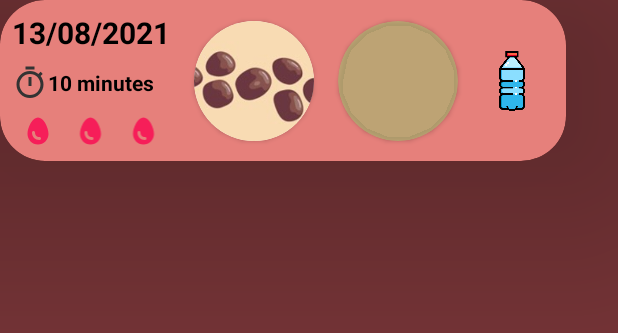
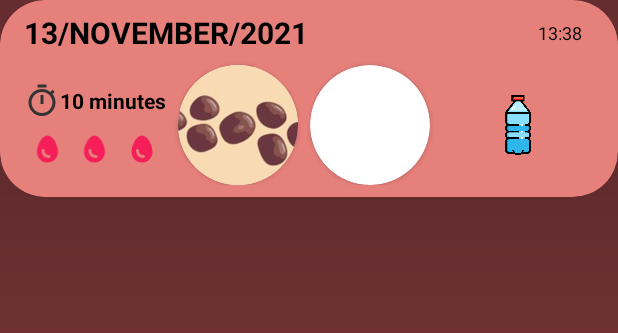
Before and after one commit to BakedDeveloper/PloApp, an Android app: the layout fragment_poo_item.xml on its own in the app's theme, with its tools: preview values and no code run, on a phone screen of 412 x 824 dp. Shown: the top 333 px of the screen. Run offline under Robolectric (Android 15) with nearby library versions, the light colour scheme and no system bars.

Commit message:
Overall changes

```diff
--- a/app/src/main/java/it/aton/android/ploapp/data/local/dao/PooDao.java
+++ b/app/src/main/java/it/aton/android/ploapp/data/local/dao/PooDao.java
@@ -14,6 +14,9 @@ import it.aton.android.ploapp.data.local.model.Poo;
 @Dao
 public interface PooDao {
 
+//    @Insert
+//    Long insertPoo(Poo poo);
+
     @Insert
     Completable insertPoo(Poo poo);
 
@@ -29,6 +32,9 @@ public interface PooDao {
     @Query("SELECT * FROM poo WHERE user_id = :userId")
     public Single<List<Poo>> getAllUserPoos(int userId);
 
+    @Query("SELECT * FROM poo")
+    public  Single<List<Poo>> getALlPoos();
+
 
 
 
--- a/app/src/main/java/it/aton/android/ploapp/ui/start/StartFragment.java
+++ b/app/src/main/java/it/aton/android/ploapp/ui/start/StartFragment.java
@@ -33,6 +33,10 @@ public class StartFragment extends Fragment {
         binding.mainNewPooButton.setOnClickListener(v -> {
             Navigation.findNavController(v).navigate(R.id.action_startFragment_to_pooFragment);
         });
+
+        binding.mainStatistictsButton.setOnClickListener(v ->{
+            Navigation.findNavController(v).navigate(R.id.action_startFragment_to_pooListFragment);
+        });
     }
 
     @Override
--- a/app/src/main/res/layout/fragment_new_poo.xml
+++ b/app/src/main/res/layout/fragment_new_poo.xml
@@ -63,7 +63,7 @@
                     android:layout_height="wrap_content"
                     android:layout_marginHorizontal="35dp"
                     android:layout_marginTop="15dp"
-                    android:max="200"
+                    android:max="300"
                     android:paddingStart="30dp"
                     android:paddingEnd="30dp"
                     android:progress="100"
--- a/app/src/main/res/layout/fragment_poo_item.xml
+++ b/app/src/main/res/layout/fragment_poo_item.xml
@@ -2,8 +2,10 @@
 <androidx.cardview.widget.CardView xmlns:android="http://schemas.android.com/apk/res/android"
     xmlns:app="http://schemas.android.com/apk/res-auto"
     xmlns:tools="http://schemas.android.com/tools"
-    android:layout_width="wrap_content"
+    android:id="@+id/poo_item"
+    android:layout_width="match_parent"
     android:layout_height="wrap_content"
+    android:layout_marginBottom="10dp"
     android:backgroundTint="#E6807B"
     android:orientation="horizontal"
     app:cardCornerRadius="30dp"
@@ -11,37 +13,54 @@
 
     <androidx.constraintlayout.widget.ConstraintLayout
         android:layout_width="match_parent"
-        android:layout_height="match_parent">
+        android:layout_height="match_parent"
+        android:padding="8dp">
+
+        <TextView
+            android:id="@+id/poo_item_date"
+            android:layout_width="wrap_content"
+            android:layout_height="wrap_content"
+            android:layout_marginStart="8dp"
+            android:textSize="20sp"
+            android:textStyle="bold"
+            app:layout_constraintEnd_toEndOf="parent"
+            app:layout_constraintHorizontal_bias="0.0"
+            app:layout_constraintStart_toStartOf="parent"
+            app:layout_constraintTop_toTopOf="parent"
+            tools:text="13/NOVEMBER/2021" />
+
+        <TextView
+            android:id="@+id/poo_item_time"
+            android:layout_width="wrap_content"
+            android:layout_height="wrap_content"
+            android:layout_marginEnd="16dp"
+            android:gravity="center"
+            android:textSize="12sp"
+            app:layout_constraintBottom_toBottomOf="@+id/poo_item_date"
+            app:layout_constraintEnd_toEndOf="parent"
+            app:layout_constraintTop_toTopOf="@+id/poo_item_date"
+            tools:text="13:38" />
 
         <LinearLayout
             android:id="@+id/linearLayout"
             android:layout_width="wrap_content"
             android:layout_height="wrap_content"
             android:layout_marginStart="8dp"
-            android:layout_marginTop="8dp"
+            android:layout_marginTop="16dp"
             android:layout_marginBottom="8dp"
             android:orientation="vertical"
             app:layout_constraintBottom_toBottomOf="parent"
             app:layout_constraintStart_toStartOf="parent"
-            app:layout_constraintTop_toTopOf="parent">
+            app:layout_constraintTop_toBottomOf="@+id/poo_item_date">
 
             <TextView
-                android:id="@+id/poos_date_time"
+                android:id="@+id/poo_item_session_time"
                 android:layout_width="wrap_content"
                 android:layout_height="wrap_content"
-                android:text="13/08/2021"
-                android:textSize="20sp"
-                android:textStyle="bold" />
-
-            <TextView
-                android:id="@+id/textView3"
-                android:layout_width="wrap_content"
-                android:layout_height="wrap_content"
-                android:layout_marginTop="8dp"
-                android:drawableLeft="@drawable/icon_cronometer"
                 android:gravity="center"
-                android:text="10 minutes"
-                android:textStyle="bold" />
+                android:textStyle="bold"
+                app:drawableLeftCompat="@drawable/icon_cronometer"
+                tools:text="10 minutes" />
 
             <LinearLayout
                 android:layout_width="match_parent"
@@ -50,68 +69,75 @@
                 android:orientation="horizontal">
 
                 <ImageView
-                    android:id="@+id/imageView2"
+                    android:id="@+id/poo_item_blood"
                     android:layout_width="wrap_content"
                     android:layout_height="wrap_content"
                     android:layout_weight="1"
-                    app:srcCompat="@drawable/icon_blood" />
+                    android:visibility="gone"
+                    app:srcCompat="@drawable/icon_blood"
+                    tools:visibility="visible" />
 
                 <ImageView
-                    android:id="@+id/imageView4"
+                    android:id="@+id/poo_item_enema"
                     android:layout_width="wrap_content"
                     android:layout_height="wrap_content"
                     android:layout_weight="1"
-                    app:srcCompat="@drawable/icon_blood" />
+                    android:visibility="gone"
+                    app:srcCompat="@drawable/icon_blood"
+                    tools:visibility="visible" />
 
                 <ImageView
-                    android:id="@+id/imageView5"
+                    android:id="@+id/poo_item_pain"
                     android:layout_width="wrap_content"
                     android:layout_height="wrap_content"
                     android:layout_weight="1"
-                    app:srcCompat="@drawable/icon_blood" />
+                    android:visibility="gone"
+                    app:srcCompat="@drawable/icon_blood"
+                    tools:visibility="visible" />
             </LinearLayout>
         </LinearLayout>
 
         <androidx.cardview.widget.CardView
-            android:id="@+id/cardView2"
+            android:id="@+id/poo_item_type_card"
             android:layout_width="80dp"
             android:layout_height="80dp"
-            android:layout_marginStart="16dp"
+            android:layout_marginStart="8dp"
             app:cardCornerRadius="100dp"
-            app:layout_constraintBottom_toBottomOf="parent"
+            app:layout_constraintBottom_toBottomOf="@+id/linearLayout"
+            app:layout_constraintEnd_toEndOf="parent"
+            app:layout_constraintHorizontal_bias="0.0"
             app:layout_constraintStart_toEndOf="@+id/linearLayout"
-            app:layout_constraintTop_toTopOf="parent">
+            app:layout_constraintTop_toTopOf="@+id/linearLayout">
 
             <ImageView
-                android:id="@+id/imageView3"
+                android:id="@+id/poo_item_type"
                 android:layout_width="150dp"
                 android:layout_height="150dp"
                 android:layout_gravity="center"
-                app:srcCompat="@drawable/poo_type_1" />
+                tools:srcCompat="@drawable/poo_type_1" />
         </androidx.cardview.widget.CardView>
 
         <androidx.cardview.widget.CardView
-            android:id="@+id/cardView3"
+            android:id="@+id/poo_item_color_card"
             android:layout_width="80dp"
             android:layout_height="80dp"
-            android:layout_marginStart="16dp"
-            android:backgroundTint="@color/background"
+            android:layout_marginStart="8dp"
             app:cardCornerRadius="100dp"
-            app:layout_constraintBottom_toBottomOf="@+id/cardView2"
-            app:layout_constraintStart_toEndOf="@+id/cardView2"
-            app:layout_constraintTop_toTopOf="@+id/cardView2" />
+            app:layout_constraintBottom_toBottomOf="@+id/linearLayout"
+            app:layout_constraintStart_toEndOf="@+id/poo_item_type_card"
+            app:layout_constraintTop_toTopOf="@+id/linearLayout" />
 
         <ImageView
-            android:id="@+id/imageView"
+            android:id="@+id/poo_item_quantity"
             android:layout_width="wrap_content"
             android:layout_height="wrap_content"
             android:layout_marginStart="16dp"
             android:layout_marginEnd="16dp"
-            app:layout_constraintBottom_toBottomOf="parent"
+            app:layout_constraintBottom_toBottomOf="@+id/poo_item_color_card"
             app:layout_constraintEnd_toEndOf="parent"
-            app:layout_constraintStart_toEndOf="@+id/cardView3"
-            app:layout_constraintTop_toTopOf="parent"
-            app:srcCompat="@drawable/bottle_miniature" />
+            app:layout_constraintStart_toEndOf="@+id/poo_item_color_card"
+            app:layout_constraintTop_toTopOf="@+id/poo_item_color_card"
+            tools:srcCompat="@drawable/bottle_miniature" />
 
     </androidx.constraintlayout.widget.ConstraintLayout>
 
--- a/app/src/main/res/layout/fragment_poo_list.xml
+++ b/app/src/main/res/layout/fragment_poo_list.xml
@@ -10,4 +10,5 @@
     android:layout_marginRight="16dp"
     app:layoutManager="LinearLayoutManager"
     tools:context=".ui.statistics.PooListFragment"
-    tools:listitem="@layout/fragment_poo_item" />
+    tools:listitem="@layout/fragment_poo_item"
+    />
```
Also changed, not shown: app/src/main/java/it/aton/android/ploapp/data/local/model/Poo.java (+14 -1 lines), app/src/main/java/it/aton/android/ploapp/data/local/repositories/PooRepository.java (+9 -1 lines), app/src/main/java/it/aton/android/ploapp/ui/newpoo/NewPooFragment.java (+2 -6 lines), app/src/main/java/it/aton/android/ploapp/ui/newpoo/NewPooViewModel.java (+25 -9 lines), app/src/main/java/it/aton/android/ploapp/ui/statistics/MyPooRecyclerViewAdapter.java (+49 -20 lines), app/src/main/java/it/aton/android/ploapp/ui/statistics/PooListFragment.java (+21 -33 lines), app/src/main/java/it/aton/android/ploapp/ui/statistics/PooListViewModel.java (added, +57 -0 lines), app/src/main/java/it/aton/android/ploapp/utils/ImagesRepository.java (+10 -0 lines), app/src/main/res/navigation/main_navigation.xml (+15 -3 lines).
